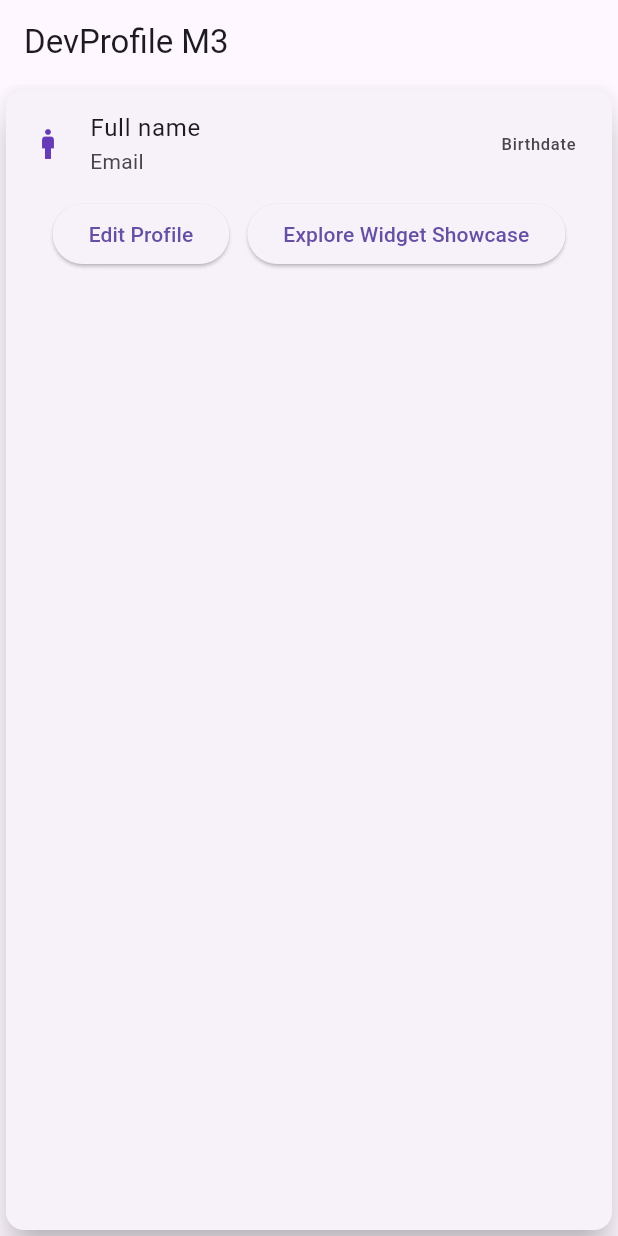
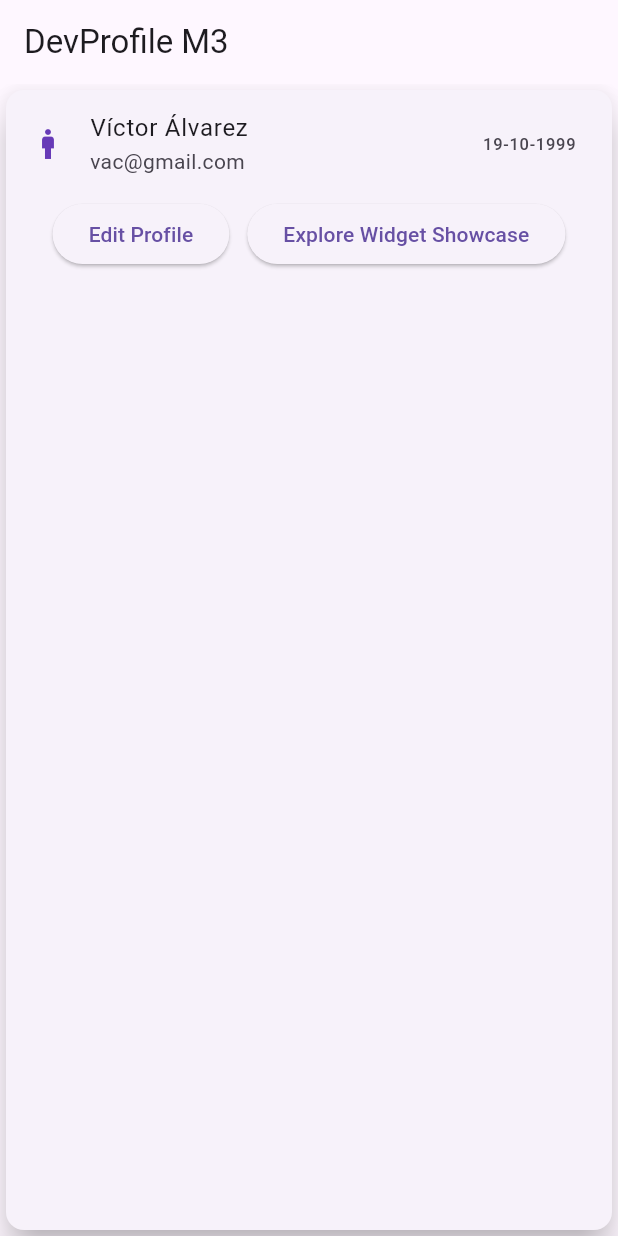
Before and after one commit to victorantonioalvarez-ux/practica2pmm, a Flutter app: the screen it shows after launch, on a phone screen of 412 x 824 dp. Run offline on Flutter 3.47's test engine with Material 3 defaults, Android fonts, the phone set to English and light mode, and no system bars.

Commit message:
feat: Añadido instancia de persona de ejemplo

```diff
--- a/lib/models/persona.dart
+++ b/lib/models/persona.dart
@@ -18,7 +18,7 @@ class Persona {
     String year = birthdate.year.toString();
     String month = birthdate.month.toString().padLeft(2, "0");
     String day = birthdate.day.toString().padLeft(2, "0");
-    return "$year-$month-$day";
+    return "$day-$month-$year";
   }
 
   String get fullName => "$firstName $lastName";
--- a/lib/screens/home_screen.dart
+++ b/lib/screens/home_screen.dart
@@ -1,4 +1,5 @@
 import 'package:flutter/material.dart';
+import 'package:practica2pmm/models/persona.dart';
 
 // Usamos StatefulWidget para poder actualizar la pantalla cuando se edite el perfil
 
@@ -10,6 +11,14 @@ class HomeScreen extends StatefulWidget {
 }
 
 class _HomeScreenState extends State<HomeScreen> {
+  Persona _persona = Persona(
+    firstName: "Víctor",
+    lastName: "Álvarez",
+    email: "vac@gmail.com",
+    password: "1234",
+    birthdate: DateTime(1999, 10, 19),
+  );
+
   @override
   Widget build(BuildContext context) {
     return Scaffold(
@@ -25,9 +34,9 @@ class _HomeScreenState extends State<HomeScreen> {
         children:[
             ListTile(
               leading: Icon(Icons.man, color: Colors.deepPurple,),
-              title: Text("Full name"),
-              subtitle: Text("Email"),
-              trailing: Text("Birthdate"),
+              title: Text(_persona.fullName),
+              subtitle: Text(_persona.email),
+              trailing: Text(_persona.birthdateFormatted),
             ),
             Row(
               mainAxisAlignment: MainAxisAlignment.center,
```
